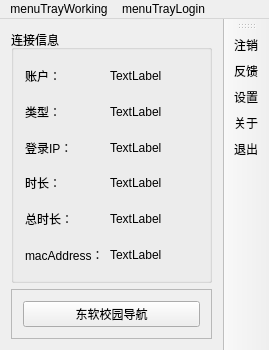
Above: client/forms/mainwindow.ui from NSS-Studio/NDR_Client before the change. Below: the same form after it.
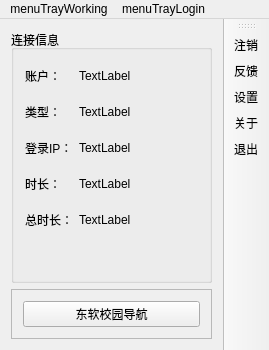
That is the form after the change. Icons and pictures are not drawn.

Commit message: Remove BaseDsl getIpAddress and getHostMacAddress

Patch:
```diff
--- a/client/forms/mainwindow.ui
+++ b/client/forms/mainwindow.ui
@@ -142,19 +142,6 @@
            </property>
           </widget>
          </item>
-         <item>
-          <widget class="QLabel" name="label_7">
-           <property name="minimumSize">
-            <size>
-             <width>0</width>
-             <height>30</height>
-            </size>
-           </property>
-           <property name="text">
-            <string>macAddress：</string>
-           </property>
-          </widget>
-         </item>
         </layout>
        </item>
        <item row="0" column="2" rowspan="2">
@@ -224,19 +211,6 @@
            </property>
           </widget>
          </item>
-         <item>
-          <widget class="QLabel" name="lblMacAddress">
-           <property name="minimumSize">
-            <size>
-             <width>0</width>
-             <height>30</height>
-            </size>
-           </property>
-           <property name="text">
-            <string>TextLabel</string>
-           </property>
-          </widget>
-         </item>
         </layout>
        </item>
        <item row="2" column="2">
```
The commit also changes 18 other files.
